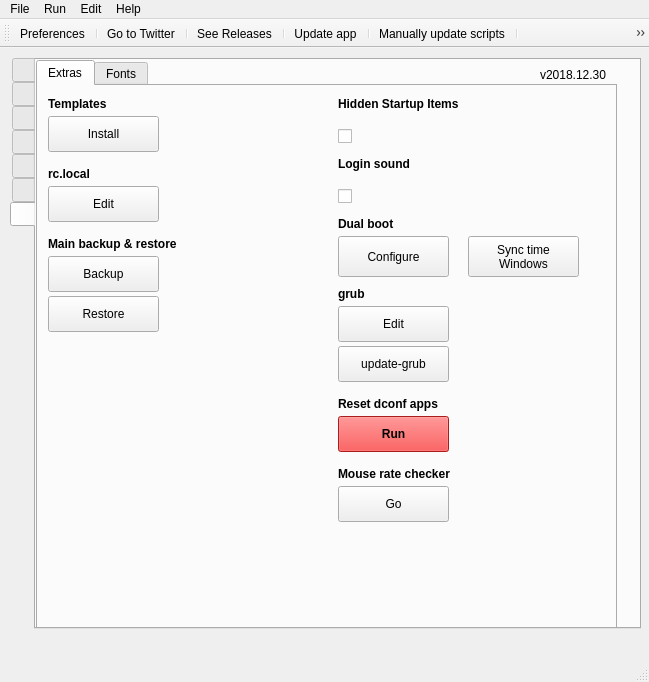
First picture: the form in src/mainwindow.ui, repository adgellida/ubunsys, before the edit.
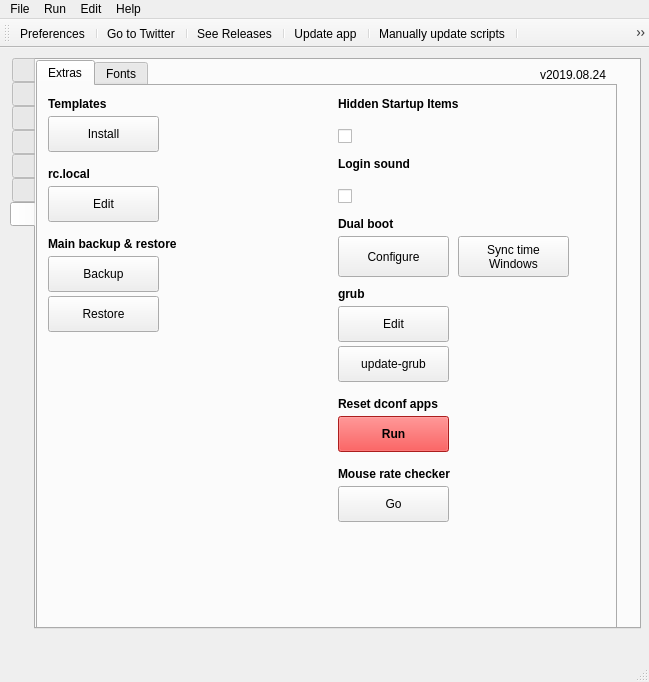
Second picture: the form after the edit. The open tabs and pages were chosen to show the change. Icons and pictures are not drawn.

```diff
--- a/src/mainwindow.ui
+++ b/src/mainwindow.ui
@@ -3830,7 +3830,7 @@
        <widget class="QPushButton" name="runSyncTime">
         <property name="geometry">
          <rect>
-          <x>430</x>
+          <x>420</x>
           <y>150</y>
           <width>111</width>
           <height>41</height>
@@ -4129,7 +4129,7 @@
      </rect>
     </property>
     <property name="text">
-     <string>v2018.12.30</string>
+     <string>v2019.08.24</string>
     </property>
    </widget>
   </widget>
```
Left out of the diff: 77 changed lines with no effect on the pictures.
